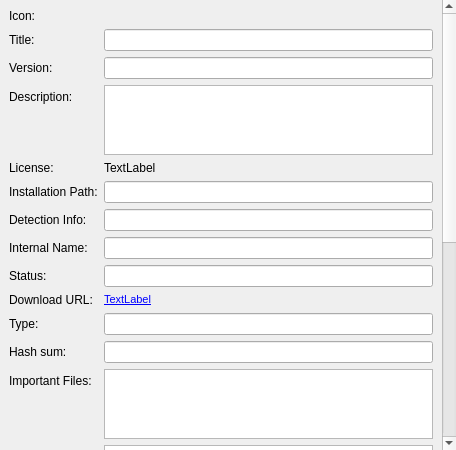
First picture: the form in wpmcpp/src/packageversionform.ui, repository npackd/npackd-cpp, before the edit.
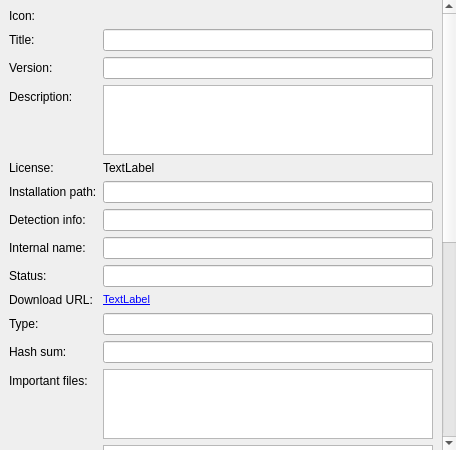
Second picture: the form after the edit.

Commit message: - use the PACKAGE2 table to ensure the compatibility with 1.19 - bugfix: npackdcl "path" should work even if Data.db is unavailable - lower case for GUI labels

Patch:
```diff
--- a/wpmcpp/src/packageversionform.ui
+++ b/wpmcpp/src/packageversionform.ui
@@ -147,7 +147,7 @@
        <item row="5" column="0">
         <widget class="QLabel" name="label_13">
          <property name="text">
-          <string>Installation Path:</string>
+          <string>Installation path:</string>
          </property>
          <property name="buddy">
           <cstring>lineEditPath</cstring>
@@ -167,7 +167,7 @@
        <item row="6" column="0">
         <widget class="QLabel" name="label_15">
          <property name="text">
-          <string>Detection Info:</string>
+          <string>Detection info:</string>
          </property>
          <property name="buddy">
           <cstring>lineEditDetectionInfo</cstring>
@@ -187,7 +187,7 @@
        <item row="7" column="0">
         <widget class="QLabel" name="label_3">
          <property name="text">
-          <string>Internal Name:</string>
+          <string>Internal name:</string>
          </property>
          <property name="buddy">
           <cstring>lineEditInternalName</cstring>
@@ -297,7 +297,7 @@
        <item row="13" column="0">
         <widget class="QLabel" name="label_11">
          <property name="text">
-          <string>Important Files:</string>
+          <string>Important files:</string>
          </property>
          <property name="buddy">
           <cstring>textEditImportantFiles</cstring>
```
The commit also changes 10 other files.
